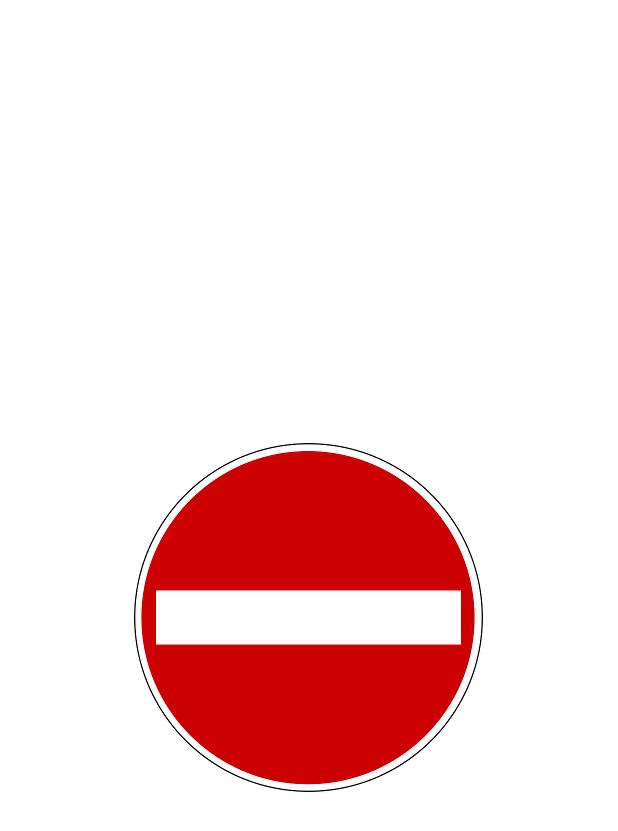
After one commit to PMD-2DAM-Esteban/U3T3MenuOfActivitis, an Android app: the layout sindatos.xml on its own in the app's theme, with its tools: preview values and no code run, on a phone screen of 412 x 824 dp. The commit adds this screen. Shown: the top 831 px of the screen. Run offline under Robolectric (Android 15) with nearby library versions, the phone set to English and light mode, and no system bars.

Commit message:
FalloImagen

```diff
--- a/appTareasEjercicios/src/main/java/dam/esteban/u3t3menuofactivitis/MainActivity.java
+++ b/appTareasEjercicios/src/main/java/dam/esteban/u3t3menuofactivitis/MainActivity.java
@@ -47,13 +47,13 @@ public class MainActivity extends AppCompatActivity implements  MyAdapter.OnItem
         layoutManager = new LinearLayoutManager(this, RecyclerView.VERTICAL, false);
         recyclerView.setLayoutManager(layoutManager);
 
-        //Añadimos el adapatador al recycler
 
+        //Le enviamos los datos al adapter
         mAdapter = new MyAdapter(datos, this);
 
         //Añadimo el drag al card
         new ItemTouchHelper(itemTouch).attachToRecyclerView(recyclerView);
-
+        //Añadimos el adapatador al recycler
         recyclerView.setAdapter(mAdapter);
 
         //TODO: Añadimos funcionalidad a los botones
@@ -106,7 +106,7 @@ public class MainActivity extends AppCompatActivity implements  MyAdapter.OnItem
         mAdapter.notifyDataSetChanged();
     }
 
-    ItemTouchHelper.SimpleCallback itemTouch = new ItemTouchHelper.SimpleCallback(0, ItemTouchHelper.LEFT | ItemTouchHelper.RIGHT) {
+    ItemTouchHelper.SimpleCallback itemTouch = new ItemTouchHelper.SimpleCallback(0,  ItemTouchHelper.RIGHT) {
         @Override
         public boolean onMove(@NonNull RecyclerView recyclerView, @NonNull RecyclerView.ViewHolder viewHolder, @NonNull RecyclerView.ViewHolder target) {
             return false;
--- /dev/null
+++ b/appTareasEjercicios/src/main/res/layout/sindatos.xml
@@ -0,0 +1,17 @@
+<?xml version="1.0" encoding="utf-8"?>
+<androidx.constraintlayout.widget.ConstraintLayout xmlns:android="http://schemas.android.com/apk/res/android"
+    xmlns:app="http://schemas.android.com/apk/res-auto"
+    xmlns:tools="http://schemas.android.com/tools"
+    android:layout_width="match_parent"
+    android:layout_height="match_parent">
+
+    <ImageView
+        android:id="@+id/imageView"
+        android:layout_width="wrap_content"
+        android:layout_height="wrap_content"
+        app:layout_constraintBottom_toBottomOf="parent"
+        app:layout_constraintEnd_toEndOf="parent"
+        app:layout_constraintStart_toStartOf="parent"
+        app:layout_constraintTop_toTopOf="parent"
+        app:srcCompat="@drawable/prohibido" />
+</androidx.constraintlayout.widget.ConstraintLayout>
```
Also changed, not shown: appTareasEjercicios/src/main/java/dam/esteban/u3t3menuofactivitis/MyAdapter.java (+77 -27 lines), 41 other files.
